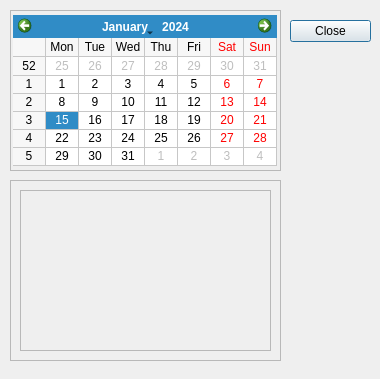
jling-NM/timemachine, file layout_report.ui: the form before one commit.
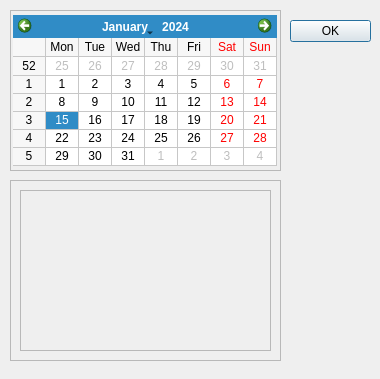
The form after the commit. Icons and pictures are not drawn.

What changed in the file:
```diff
--- a/layout_report.ui
+++ b/layout_report.ui
@@ -29,7 +29,7 @@
     <enum>Qt::Vertical</enum>
    </property>
    <property name="standardButtons">
-    <set>QDialogButtonBox::Close</set>
+    <set>QDialogButtonBox::Ok</set>
    </property>
   </widget>
   <widget class="QFrame" name="frame">
```
Left out of the diff: 24 changed lines with no effect on the pictures.
